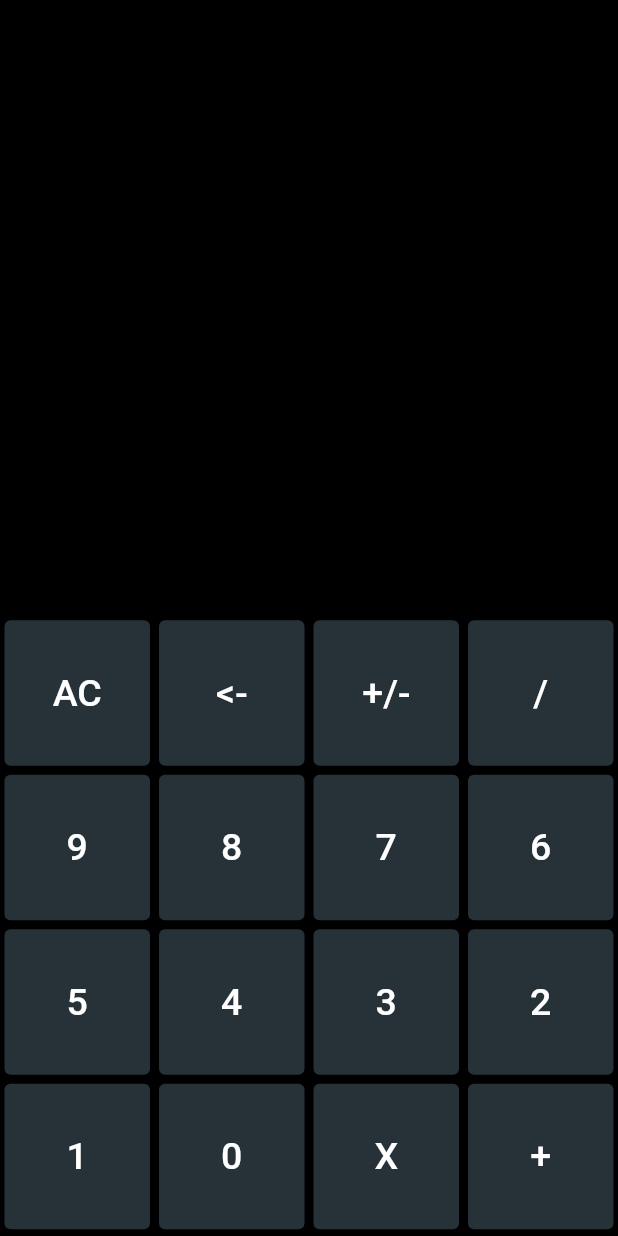
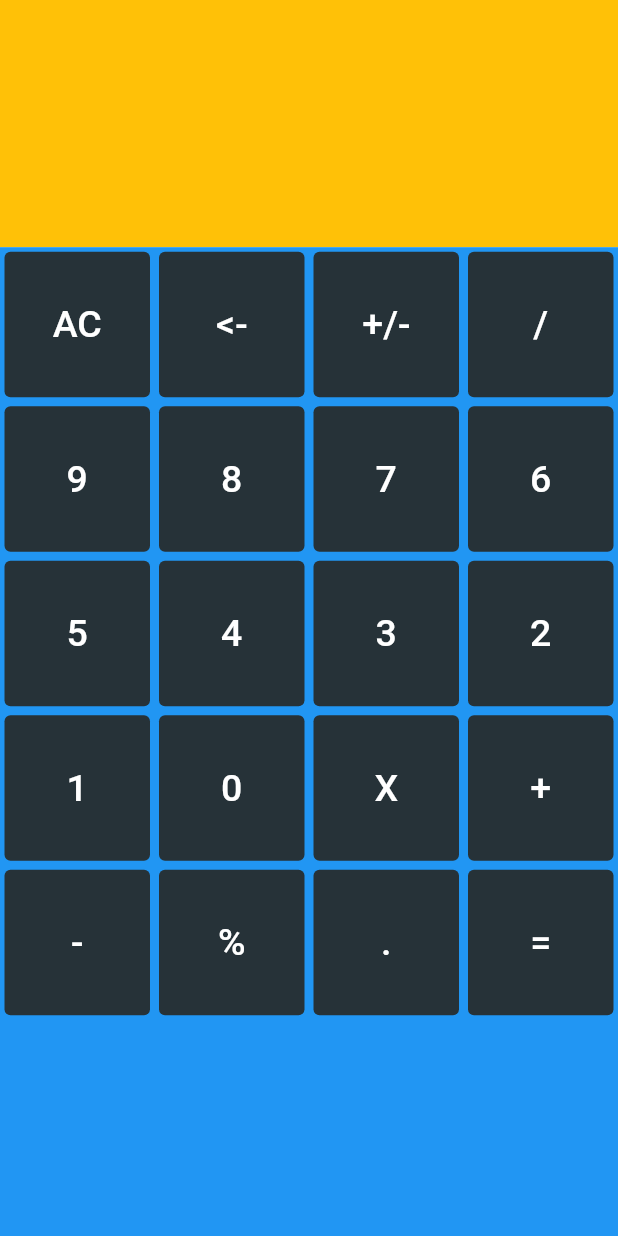
Before and after one commit to mittalayush1430/calculator, a Flutter app: the screen it shows after launch, on a phone screen of 412 x 824 dp. Run offline on Flutter 3.47's test engine with Material 2 defaults, Android fonts, the phone set to English and light mode, and no system bars; our stand-ins replace math_expressions.

Commit message:
fixed the UI

```diff
--- a/lib/Screens/calculatorScreen.dart
+++ b/lib/Screens/calculatorScreen.dart
@@ -26,6 +26,8 @@ class _CalculatorScreenState extends State<CalculatorScreen> {
       setState(() {
         text = eval.toInt().toString();
       });
+    } else if (value == '<-') {
+      setState(() {});
     } else {
       setState(() {
         text += value;
@@ -37,17 +39,25 @@ class _CalculatorScreenState extends State<CalculatorScreen> {
   Widget build(BuildContext context) {
     return Scaffold(
       backgroundColor: black,
-      body: Column(
+      body: Container(
+        height: MediaQuery.of(context).size.height,
+        child: Expanded(
+          child: Column(
+            // mainAxisAlignment: MainAxisAlignment.end,
             children: [
-          ResultBar(
+              Container(
+                height: 50.0,
+                child: ResultBar(
                   text: text,
                 ),
-          Expanded(
+              ),
+              Container(
+                height: MediaQuery.of(context).size.height - 50,
                 child: GridView.builder(
                   physics: const NeverScrollableScrollPhysics(),
-              itemCount: 24,
-              gridDelegate:
-                  SliverGridDelegateWithFixedCrossAxisCount(crossAxisCount: 4),
+                  itemCount: buttonList.length,
+                  gridDelegate: SliverGridDelegateWithFixedCrossAxisCount(
+                      crossAxisCount: 4),
                   itemBuilder: (context, index) {
                     return BaseButtonTemplate(
                       text: buttonList[index],
@@ -58,8 +68,9 @@ class _CalculatorScreenState extends State<CalculatorScreen> {
                   },
                 ),
               ),
-          SizedBox(height: 3.0),
             ],
+          ),
+        ),
       ),
     );
   }
--- a/lib/Widgets/widgets.dart
+++ b/lib/Widgets/widgets.dart
@@ -6,13 +6,12 @@ class ResultBar extends StatelessWidget {
 
   @override
   Widget build(BuildContext context) {
-    return Expanded(
-      child: Container(
+    return Container(
+      color: Colors.black,
       child: Text(
         text,
         textAlign: TextAlign.end,
         style: TextStyle(color: Colors.grey, fontSize: 40.0),
-        ),
       ),
     );
   }
@@ -33,8 +32,7 @@ class BaseButtonTemplate extends StatelessWidget {
 
   @override
   Widget build(BuildContext context) {
-    return Expanded(
-      child: Container(
+    return Container(
       padding: EdgeInsets.all(3.0),
       child: TextButton(
         onPressed: () {
@@ -54,7 +52,6 @@ class BaseButtonTemplate extends StatelessWidget {
           primary: Colors.white,
         ),
       ),
-      ),
     );
   }
 }
--- a/lib/main.dart
+++ b/lib/main.dart
@@ -1,5 +1,9 @@
+import 'package:calculator/Widgets/widgets.dart';
+
 import 'Screens/calculatorScreen.dart';
 import 'package:flutter/material.dart';
+
+import 'Utilities/constants.dart';
 
 void main() {
   runApp(Calculator());
@@ -12,7 +16,47 @@ class Calculator extends StatelessWidget {
   Widget build(BuildContext context) {
     return MaterialApp(
       title: 'CALCULATOR',
-      home: CalculatorScreen(),
+      home: Sample(),
     );
   }
 }
+
+class Sample extends StatelessWidget {
+  const Sample({Key? key}) : super(key: key);
+
+  @override
+  Widget build(BuildContext context) {
+    return Scaffold(
+      body: Column(
+        children: [
+          Expanded(
+            flex: 1,
+            child: Container(
+              color: Colors.amber,
+            ),
+          ),
+          Expanded(
+            flex: 4,
+            child: Container(
+              color: Colors.blue,
+              child: GridView.builder(
+                physics: const NeverScrollableScrollPhysics(),
+                itemCount: buttonList.length,
+                gridDelegate: SliverGridDelegateWithFixedCrossAxisCount(
+                    crossAxisCount: 4),
+                itemBuilder: (context, index) {
+                  return BaseButtonTemplate(
+                    text: buttonList[index],
+                    buttonColor: blueGreyShade900,
+                    textColor: white,
+                    callBack: (text) => () {},
+                  );
+                },
+              ),
+            ),
+          ),
+        ],
+      ),
+    );
+  }
+}
```
Also changed, not shown: pubspec.yaml (+2 -63 lines), pubspec.lock. Lines whose indentation alone changed are shown as unchanged.
